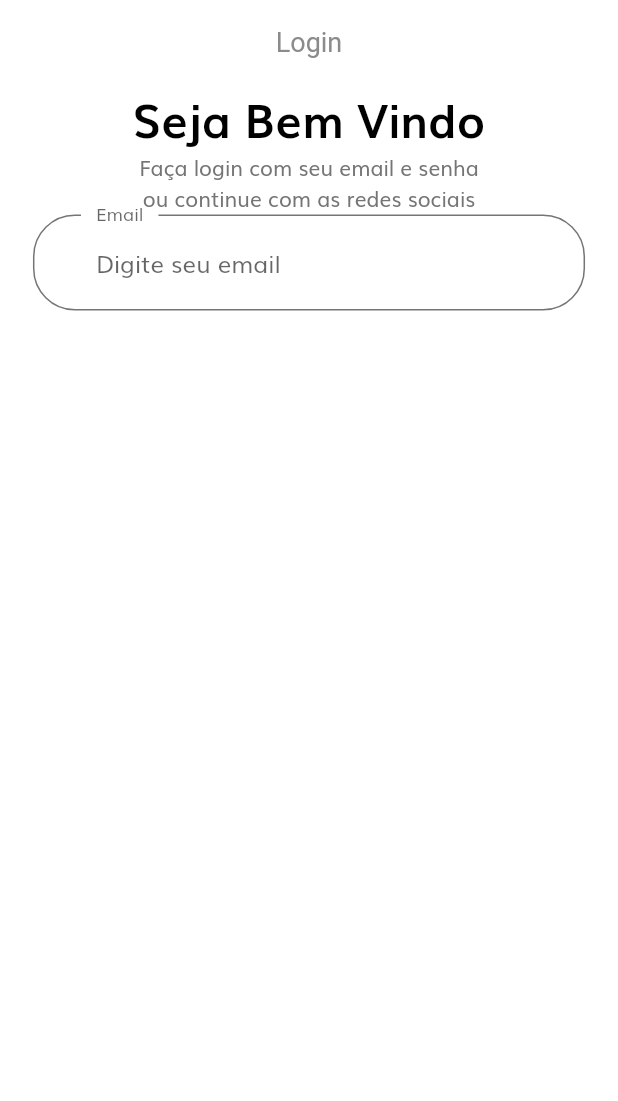
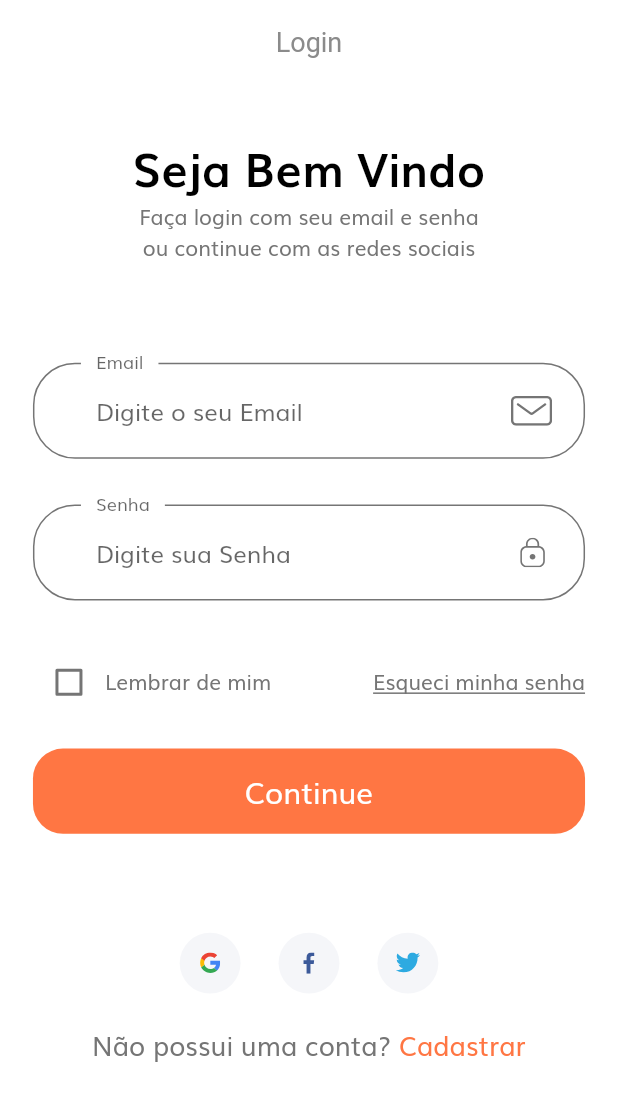
Before and after one commit to Plankiton/Churchman, a Flutter app: the screen it shows after launch, on a phone screen of 412 x 824 dp. Shown: the top 1101 px of the screen. Run offline on Flutter 3.47's test engine with Material 2 defaults, Android fonts, the phone set to English and light mode, and no system bars; our stand-ins replace flutter_svg.

Commit message:
Tela_Login

```diff
--- /dev/null
+++ b/lib/components/no_account_component.dart
@@ -0,0 +1,36 @@
+import 'package:flutter/material.dart';
+import 'package:projeto_igreja/size_config.dart';
+import 'package:projeto_igreja/views/forgot_password/forgot_password_view.dart';
+
+import '../constants.dart';
+
+class NoAccountText extends StatelessWidget {
+  const NoAccountText({
+    Key key,
+  }) : super(key: key);
+
+  @override
+  Widget build(BuildContext context) {
+    return Row(
+      mainAxisAlignment: MainAxisAlignment.center,
+      children: [
+        Text(
+          'Não possui uma conta? ',
+          style: TextStyle(fontSize: getProportionateScreenWidth(16)),
+
+        ),
+        GestureDetector(
+          onTap: (){},
+          child: Text(
+            'Cadastrar',
+            style: TextStyle(
+              fontSize: getProportionateScreenWidth(16),
+              color: kPrimaryColor,
+            ),
+
+          ),
+        )
+      ],
+    );
+  }
+}
--- /dev/null
+++ b/lib/components/social_card_component.dart
@@ -0,0 +1,30 @@
+import 'package:flutter/material.dart';
+import 'package:flutter_svg/flutter_svg.dart';
+import 'package:projeto_igreja/size_config.dart';
+
+class SocialCard extends StatelessWidget {
+  const SocialCard({
+    Key key, this.icon, this.press,
+  }) : super(key: key);
+
+  final String icon;
+  final Function press;
+
+  @override
+  Widget build(BuildContext context) {
+    return GestureDetector(
+      onTap: press,
+      child: Container(
+        margin: EdgeInsets.symmetric(horizontal: getProportionateScreenWidth(10)),
+        padding: EdgeInsets.all(getProportionateScreenWidth(12)),
+        height: getProportionateScreenHeight(40),
+        width: getProportionateScreenWidth(40),
+        decoration: BoxDecoration(
+          color: Color(0xFFF5F6F9),
+          shape: BoxShape.circle,
+        ),
+        child: SvgPicture.asset(icon),
+      ),
+    );
+  }
+}
--- a/lib/constants.dart
+++ b/lib/constants.dart
@@ -11,3 +11,15 @@ const kSecondaryColor = Color(0xFF979797);
 const kTextColor = Color(0xFF757575);
 
 const kAnimationDuration = Duration(milliseconds: 200);
+
+// Form Error
+final RegExp emailValidatorRegExp =
+    RegExp(r"^[a-zA-Z0-9.]+@[a-zA-Z0-9]+\.[a-zA-Z]+");
+const String kEmailNullError = "Por favor, insira seu Email";
+const String kInvalidEmailError = "Por favor, insira um Email válido";
+const String kPassNullError = "Por favor, insira uma senha válida";
+const String kShortPassError = "A senha deve conter mais de 8 caracteres";
+const String kMatchPassError = "Senha inválida";
+const String kNamelNullError = "Por favor, insira seu nome";
+const String kPhoneNumberNullError = "Por favor, insira seu número de telefone";
+const String kAddressNullError = "Por favor, insira seu endereço";
--- a/lib/main.dart
+++ b/lib/main.dart
@@ -2,7 +2,6 @@ import 'package:flutter/cupertino.dart';
 import 'package:flutter/material.dart';
 import 'package:projeto_igreja/provider/users_provider.dart';
 import 'package:projeto_igreja/routes/app_routes.dart';
-import 'package:projeto_igreja/size_config.dart';
 import 'package:projeto_igreja/views/sign_In/sing_in_view.dart';
 import 'package:provider/provider.dart';
 
--- a/lib/routes/app_routes.dart
+++ b/lib/routes/app_routes.dart
@@ -1,4 +1,5 @@
 import 'package:flutter/widgets.dart';
+import 'package:projeto_igreja/views/forgot_password/forgot_password_view.dart';
 import 'package:projeto_igreja/views/sign_In/sing_in_view.dart';
 import 'package:projeto_igreja/views/sign_In/user_form_view.dart';
 import 'package:projeto_igreja/views/user_list_view.dart';
@@ -7,4 +8,5 @@ final Map<String, WidgetBuilder> routes = {
   UserListView.routeName: (context) => UserListView(),
   UserFormView.routeName: (context) => UserFormView(),
   SignInView.routeName: (context) => SignInView(),
+  ForgotPasswordView.routeName: (context) => ForgotPasswordView(),
 };
--- /dev/null
+++ b/lib/views/sign_In/components/custom_svg_icon.dart
@@ -0,0 +1,27 @@
+import 'package:flutter/material.dart';
+import 'package:flutter_svg/flutter_svg.dart';
+import 'package:projeto_igreja/size_config.dart';
+
+class CustomSuffixIcon extends StatelessWidget {
+  const CustomSuffixIcon({
+    Key key,
+    @required this.svgIcon,
+  }) : super(key: key);
+
+  final String svgIcon;
+
+  @override
+  Widget build(BuildContext context) {
+    return Padding(
+      padding: EdgeInsets.fromLTRB(
+        0,
+        getProportionateScreenWidth(20),
+        getProportionateScreenWidth(20),
+        getProportionateScreenWidth(20)
+      ),
+      child: SvgPicture.asset(
+        svgIcon,
+        height: getProportionateScreenWidth(18)),
+    );
+  }
+}
--- /dev/null
+++ b/lib/views/sign_In/components/sign_form_component.dart
@@ -0,0 +1,155 @@
+import 'package:flutter/material.dart';
+import 'package:projeto_igreja/components/default_button_component.dart';
+import 'package:projeto_igreja/components/form_error_component.dart';
+import 'package:projeto_igreja/size_config.dart';
+import 'package:projeto_igreja/views/forgot_password/forgot_password_view.dart';
+import '../../../constants.dart';
+import 'custom_svg_icon.dart';
+
+class SignForm extends StatefulWidget {
+  @override
+  _SignFormState createState() => _SignFormState();
+}
+
+class _SignFormState extends State<SignForm> {
+  final _formKey = GlobalKey<FormState>();
+  String email;
+  String password;
+  final List<String> errors = [];
+  bool remember = false;
+  @override
+  Widget build(BuildContext context) {
+    return Form(
+      key: _formKey,
+      child: Column(
+        children: [
+          buildEmailFormField(),
+          SizedBox(height: getProportionateScreenHeight(30)),
+          buildPasswordFormField(),
+          SizedBox(height: getProportionateScreenHeight(30)),
+          Row(
+            children: [
+              Checkbox(
+                value: remember,
+                activeColor: kPrimaryColor,
+                onChanged: (value) {
+                  setState(() {
+                    remember = value;
+                  });
+                },
+              ),
+              Text("Lembrar de mim"),
+              Spacer(),
+              GestureDetector(
+                onTap: () =>
+                    Navigator.pushNamed(context, ForgotPasswordView.routeName),
+                child: Text('Esqueci minha senha',
+                    style: TextStyle(decoration: TextDecoration.underline)),
+              ),
+            ],
+          ),
+          FormError(errors: errors),
+          SizedBox(height: getProportionateScreenHeight(20)),
+          DefaultButton(
+            text: 'Continue',
+            press: () {
+              if (_formKey.currentState.validate()) {
+                _formKey.currentState.save();
+              }
+            },
+          ),
+        ],
+      ),
+    );
+  }
+
+  TextFormField buildPasswordFormField() {
+    return TextFormField(
+      obscureText: true,
+      onSaved: (newValue) => password = newValue,
+      onChanged: (value) {
+        if (value.isNotEmpty && errors.contains(kPassNullError)) {
+          setState(() {
+            errors.remove(kPassNullError);
+          });
+          return "";
+        } else if (value.trim().length > 8 &&
+            errors.contains(kShortPassError)) {
+          setState(() {
+            errors.remove(kShortPassError);
+          });
+          return "";
+        }
+        return null;
+      },
+      validator: (value) {
+        if (value.isEmpty && !errors.contains(kPassNullError)) {
+          setState(() {
+            errors.add(kPassNullError);
+          });
+          return "";
+        } else if (value.trim().length < 8 &&
+            !errors.contains(kShortPassError)) {
+          setState(() {
+            errors.add(kShortPassError);
+          });
+          return "";
+        }
+        return null;
+      },
+      decoration: InputDecoration(
+        labelText: 'Senha',
+        hintText: 'Digite sua Senha',
+        floatingLabelBehavior: FloatingLabelBehavior.always,
+        suffixIcon: CustomSuffixIcon(
+          svgIcon: 'assets/icons/Lock.svg',
+        ),
+      ),
+    );
+  }
+
+  TextFormField buildEmailFormField() {
+    return TextFormField(
+      keyboardType: TextInputType.emailAddress,
+      onSaved: (newValue) => email = newValue,
+      onChanged: (value) {
+        if (value.isNotEmpty && errors.contains(kEmailNullError)) {
+          setState(() {
+            errors.remove(kEmailNullError);
+          });
+          return "";
+        } else if (emailValidatorRegExp.hasMatch(value) &&
+            errors.contains(kInvalidEmailError)) {
+          setState(() {
+            errors.remove(kInvalidEmailError);
+          });
+          return "";
+        }
+        return null;
+      },
+      validator: (value) {
+        if (value.isEmpty && !errors.contains(kEmailNullError)) {
+          setState(() {
+            errors.add(kEmailNullError);
+          });
+          return "";
+        } else if (!emailValidatorRegExp.hasMatch(value) &&
+            !errors.contains(kInvalidEmailError)) {
+          setState(() {
+            errors.add(kInvalidEmailError);
+          });
+          return "";
+        }
+        return null;
+      },
+      decoration: InputDecoration(
+        labelText: 'Email',
+        hintText: 'Digite o seu Email',
+        floatingLabelBehavior: FloatingLabelBehavior.always,
+        suffixIcon: CustomSuffixIcon(
+          svgIcon: 'assets/icons/Mail.svg',
+        ),
+      ),
+    );
+  }
+}
--- a/lib/views/sign_In/components/sign_in_body.dart
+++ b/lib/views/sign_In/components/sign_in_body.dart
@@ -1,9 +1,10 @@
 import 'package:flutter/material.dart';
-import 'package:projeto_igreja/constants.dart';
+import 'package:projeto_igreja/components/no_account_component.dart';
+import 'package:projeto_igreja/components/social_card_component.dart';
 import 'package:projeto_igreja/size_config.dart';
+import 'package:projeto_igreja/views/sign_In/components/sign_form_component.dart';
 
 class SignInBody extends StatelessWidget {
-
   @override
   Widget build(BuildContext context) {
     SizeConfig().init(context);
@@ -11,62 +12,48 @@ class SignInBody extends StatelessWidget {
       child: SizedBox(
         width: double.infinity,
         child: Padding(
-          padding: EdgeInsets.symmetric(horizontal: getProportionateScreenWidth(20)),
+          padding:
+              EdgeInsets.symmetric(horizontal: getProportionateScreenWidth(20)),
+          child: SingleChildScrollView(
             child: Column(
               children: [
-              Text(
-                "Seja Bem Vindo",
+                SizedBox(height: SizeConfig.screenHeight * 0.04,),
+                Text("Seja Bem Vindo",
                     style: TextStyle(
                       color: Colors.black,
                       fontSize: getProportionateScreenWidth(28),
                       fontWeight: FontWeight.bold,
-                )
-              ),
+                    )),
                 Text(
                   'Faça login com seu email e senha \nou continue com as redes sociais',
                   textAlign: TextAlign.center,
                 ),
+                SizedBox(height: SizeConfig.screenHeight * 0.08,),
                 SignForm(),
+                SizedBox(height: SizeConfig.screenHeight * 0.08,),
+                Row(
+                  mainAxisAlignment: MainAxisAlignment.center,
+                  children: [
+                    SocialCard(
+                      icon: 'assets/icons/google-icon.svg',
+                      press: (){},
+                    ),
+                    SocialCard(
+                      icon: 'assets/icons/facebook-2.svg',
+                      press: (){},
+                    ),
+                    SocialCard(
+                      icon: 'assets/icons/twitter.svg',
+                      press: (){},
+                    ),
+                  ],
+                ),
+                SizedBox(height: getProportionateScreenHeight(20),),
+                NoAccountText(),
               ],
             ),
           ),
         ),
-
-    );
-  }
-}
-
-class SignForm extends StatefulWidget {
-  @override
-  _SignFormState createState() => _SignFormState();
-}
-
-class _SignFormState extends State<SignForm> {
-  @override
-  Widget build(BuildContext context) {
-    return Form(
-      child: Column(
-        children: [
-          TextFormField(
-
-            decoration: InputDecoration(
-              labelText: "Email",
-              hintText: 'Digite seu email',
-              floatingLabelBehavior: FloatingLabelBehavior.always,
-              contentPadding: EdgeInsets.symmetric(horizontal: 42, vertical: 20),
-              enabledBorder: OutlineInputBorder(
-                borderRadius: BorderRadius.circular(28),
-                borderSide: BorderSide(color: kTextColor),
-                gapPadding: 10,
-              ),
-              focusedBorder: OutlineInputBorder(
-                borderRadius: BorderRadius.circular(28),
-                borderSide: BorderSide(color: kTextColor),
-                gapPadding: 10,
-              ),
-            ),
-          ),
-        ],
       ),
     );
   }
--- a/pubspec.yaml
+++ b/pubspec.yaml
@@ -30,7 +30,7 @@ dependencies:
   # Use with the CupertinoIcons class for iOS style icons.
   cupertino_icons: ^1.0.0
   provider: #Para generalização dos métodos alinhados ao BD - State Management
-  flutter_svg: ^0.17.4 #Para usar padrão de cores SVG
+  flutter_svg: ^0.18.0 #Para usar padrão de cores SVG
 
 dev_dependencies:
   flutter_test:
```
Also changed, not shown: lib/components/form_error_component.dart (added, +34 -0 lines), lib/components/theme_data.dart (+17 -0 lines), lib/views/forgot_password/components/forgot_password_body.dart (added, +113 -0 lines), lib/views/forgot_password/forgot_password_view.dart (added, +16 -0 lines), pubspec.lock. Lines whose indentation alone changed are shown as unchanged.
